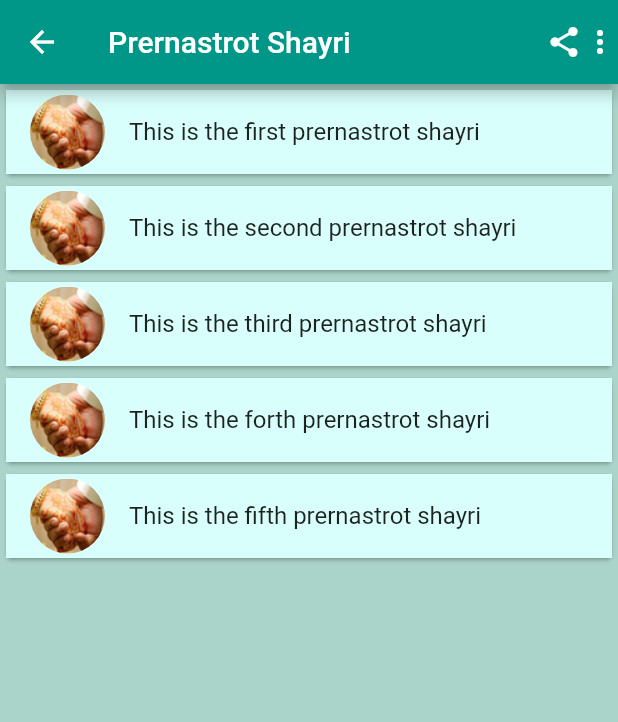
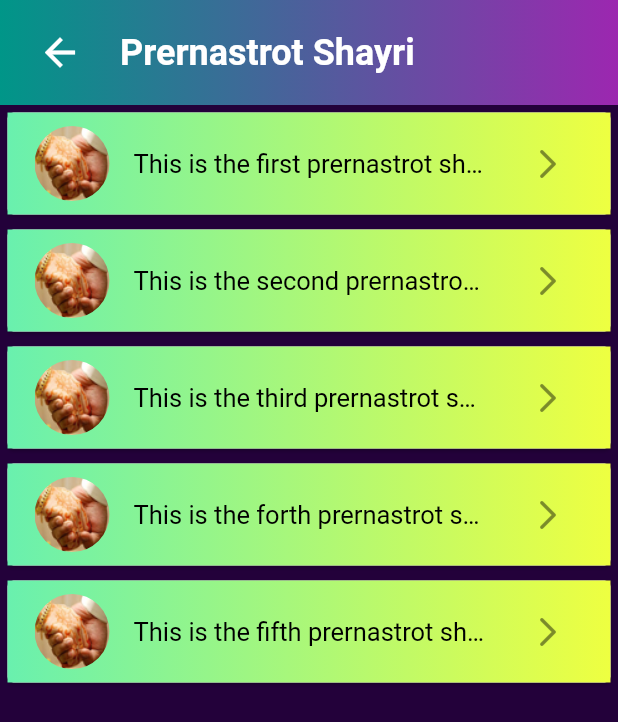
Before and after one commit to ParmarSaheb/shayari, a Flutter app: the screen it shows after launch, after a tap on "Prernastrot Shayri", on a phone screen of 412 x 824 dp. Shown: the top 722 px of the screen. Run offline on Flutter 3.47's test engine with Material 2 defaults, Android fonts, the phone set to English and light mode, and no system bars; our stand-ins replace share_plus.

Commit message:
make third page and make good ui amd almost done except data

```diff
--- a/lib/data.dart
+++ /dev/null
@@ -1,61 +0,0 @@
-class Datas {
-  static List arr = [
-    "prernastotr shayri",
-    "jivan shayri",
-    "dard shayri",
-    "janmdin shayri",
-    "rajniti shayri",
-    "attitude shayri",
-  ];
-
-  static List h1 = [
-    "This is the prernastotr first shayri",
-    "This is the prernastotr second shayri",
-    "This is the prernastotr third shayri",
-    "This is the prernastotr forth shayri",
-  ];
-
-  static List h2 = [
-    "This is the jivan first shayri",
-    "This is the jivan second shayri",
-    "This is the jivan third shayri",
-    "This is the jivan forth shayri",
-  ];
-
-  static List h3 = [
-    "This is the dard first shayri",
-    "This is the dard second shayri",
-    "This is the dard third shayri",
-    "This is the dard forth shayri",
-  ];
-
-  static List h4 = [
-    "This is the janmdin first shayri",
-    "This is the janmdin second shayri",
-    "This is the janmdin third shayri",
-    "This is the janmdin forth shayri",
-  ];
-
-  static List h5 = [
-    "This is the rajniti first shayri",
-    "This is the rajniti second shayri",
-    "This is the rajniti third shayri",
-    "This is the rajniti forth shayri",
-  ];
-
-  static List h6 = [
-    "This is the attitude first shayri",
-    "This is the attitude second shayri",
-    "This is the attitude third shayri",
-    "This is the attitude forth shayri",
-  ];
-
-  static List img = [
-    "myassets/image/a1.png",
-    "myassets/image/b1.png",
-    "myassets/image/c1.png",
-    "myassets/image/d1.png",
-    "myassets/image/e1.png",
-    "myassets/image/f1.png",
-  ];
-}
--- /dev/null
+++ b/lib/gotopage.dart
@@ -0,0 +1,10 @@
+import 'package:flutter/material.dart';
+
+void goToPage(BuildContext context, Widget widget) {
+  Navigator.push(
+    context,
+    MaterialPageRoute(
+      builder: ((context) => widget),
+    ),
+  );
+}
--- /dev/null
+++ b/lib/json_data.dart
@@ -0,0 +1,82 @@
+import 'package:flutter/material.dart';
+
+List datalist = [
+  [
+    "Prernastrot Shayri",
+    "myassets/image/a1.png",
+    [
+      "This is the first prernastrot shayri and this is the demo for create a application and this is the demo for create a applicationand this is the demo for create a applicationand this is the demo for create a applicationand this is the demo for create a applicationand this is the demo for create a applicationand this is the demo for create a applicationand this is the demo for create a application and this is the demo for create a applicationand this is the demo for create a applicationand this is the demo for create a applicationand this is the demo for create a applicationand this is the demo for create a applicationand this is the demo for create a applicationand this is the demo for create a applicationand this is the demo for create a applicationand this is the demo for create a applicationand this is the demo for create a application",
+      "This is the second prernastrot shayri and this is the demo for create a application and this is the demo for create a application",
+      "This is the third prernastrot shayri and this is the demo for create a application and this is the demo for create a application",
+      "This is the forth prernastrot shayri and this is the demo for create a application and this is the demo for create a application",
+      "This is the fifth prernastrot shayri and this is the demo for create a application and this is the demo for create a application",
+    ],
+    Colors.greenAccent,
+    Colors.limeAccent,
+  ],
+  [
+    "Jivan Shayri",
+    "myassets/image/b1.png",
+    [
+      "This is the first jivan shayri and this is the demo for create a application and this is the demo for create a application",
+      "This is the second jivan shayri and this is the demo for create a application and this is the demo for create a application",
+      "This is the third jivan shayri and this is the demo for create a application and this is the demo for create a application",
+      "This is the forth jivan shayri and this is the demo for create a application and this is the demo for create a application",
+      "This is the fifth jivan shayri and this is the demo for create a application and this is the demo for create a application",
+    ],
+    const Color.fromARGB(255, 255, 175, 202),
+    const Color.fromARGB(255, 174, 203, 255),
+  ],
+  [
+    "Dard Shayri",
+    "myassets/image/c1.png",
+    [
+      "This is the first dard shayri and this is the demo for create a application and this is the demo for create a application",
+      "This is the second dard shayri and this is the demo for create a application and this is the demo for create a application",
+      "This is the third dard shayri and this is the demo for create a application and this is the demo for create a application",
+      "This is the forth dard shayri and this is the demo for create a application and this is the demo for create a application",
+      "This is the fifth dard shayri and this is the demo for create a application and this is the demo for create a application",
+    ],
+    const Color.fromARGB(255, 184, 233, 255),
+    const Color.fromARGB(255, 216, 255, 172),
+  ],
+  [
+    "Janmdin Shayri",
+    "myassets/image/d1.png",
+    [
+      "This is the first janmdin shayri and this is the demo for create a application and this is the demo for create a application",
+      "This is the second janmdin shayri and this is the demo for create a application and this is the demo for create a application",
+      "This is the third janmdin shayri and this is the demo for create a application and this is the demo for create a application",
+      "This is the forth janmdin shayri and this is the demo for create a application and this is the demo for create a application",
+      "This is the fifth janmdin shayri and this is the demo for create a application and this is the demo for create a application",
+    ],
+    const Color.fromARGB(255, 255, 226, 188),
+    const Color.fromARGB(255, 194, 203, 255),
+  ],
+  [
+    "Rajniti Shayri",
+    "myassets/image/e1.png",
+    [
+      "This is the first rajniti shayri and this is the demo for create a application and this is the demo for create a application",
+      "This is the second rajniti shayri and this is the demo for create a application and this is the demo for create a application",
+      "This is the third rajniti shayri and this is the demo for create a application and this is the demo for create a application",
+      "This is the forth rajniti shayri and this is the demo for create a application and this is the demo for create a application",
+      "This is the fifth rajniti shayri and this is the demo for create a application and this is the demo for create a application",
+    ],
+    const Color.fromARGB(255, 255, 196, 196),
+    const Color.fromARGB(255, 255, 223, 181),
+  ],
+  [
+    "Attitude Shayri",
+    "myassets/image/f1.png",
+    [
+      "This is the first attitude shayri and this is the demo for create a application and this is the demo for create a application",
+      "This is the second attitude shayri and this is the demo for create a application and this is the demo for create a application",
+      "This is the third attitude shayri and this is the demo for create a application and this is the demo for create a application",
+      "This is the forth attitude shayri and this is the demo for create a application and this is the demo for create a application",
+      "This is the fifth attitude shayri and this is the demo for create a application and this is the demo for create a application",
+    ],
+    const Color.fromARGB(255, 174, 255, 255),
+    const Color.fromARGB(255, 207, 189, 255)
+  ],
+];
--- a/lib/leading_icon.dart
+++ b/lib/leading_icon.dart
@@ -1,7 +1,7 @@
 // ignore_for_file: prefer_typing_uninitialized_variables, must_be_immutable
 
 import 'package:flutter/material.dart';
-import 'package:shayar/self/json_data.dart';
+import 'package:shayar/json_data.dart';
 
 class LeadingIcon extends StatelessWidget {
   var index;
--- a/lib/main.dart
+++ b/lib/main.dart
@@ -1,9 +1,10 @@
 // ignore_for_file: non_constant_identifier_names
 
 import 'package:flutter/material.dart';
-import 'package:shayar/self/json_data.dart';
+import 'package:shayar/gotopage.dart';
+import 'package:shayar/json_data.dart';
 import 'leading_icon.dart';
-import 'main1.dart';
+import 'second.dart';
 import 'my_appbar.dart';
 
 void main() {
@@ -18,7 +19,7 @@
   Widget build(BuildContext context) {
     return MaterialApp(
       debugShowCheckedModeBanner: false,
-      title: 'Love Shayari',
+      title: 'Evergreen Shayri',
       theme: ThemeData(
         appBarTheme: const AppBarTheme(
           color: Colors.teal,
@@ -38,13 +39,11 @@
 }
 
 class _FirstState extends State<First> {
-  Color bgcolor = const Color.fromARGB(255, 170, 211, 201);
-
   @override
   Widget build(BuildContext context) {
     return Scaffold(
-      backgroundColor: bgcolor,
-      appBar: myAppBar("Love Shayri"),
+      backgroundColor: const Color.fromARGB(255, 35, 1, 58),
+      appBar: myAppBar("Evergreen Shayri", context, isShowAction: true),
       body: MainDataList(),
     );
   }
@@ -54,21 +53,31 @@
       itemCount: datalist.length,
       itemBuilder: (context, index) {
         return Card(
+          margin: const EdgeInsets.all(5),
+          child: Container(
+            decoration: const BoxDecoration(
+                gradient: LinearGradient(colors: [
+              Color.fromARGB(255, 137, 255, 243),
+              Color.fromARGB(255, 198, 178, 255)
+            ])),
+            child: Padding(
+              padding: const EdgeInsets.symmetric(vertical: 8),
               child: ListTile(
                 onTap: () {
-              Navigator.push(
-                context,
-                MaterialPageRoute(
-                  builder: ((context) => Second(index: index)),
-                ),
-              );
+                  goToPage(context, Second(index: index));
                 },
-            tileColor: const Color.fromARGB(255, 202, 250, 245),
                 leading: LeadingIcon(
                   index: index,
                 ),
                 title: Text(
                   datalist[index][0].toString(),
+                  style: const TextStyle(
+                    fontWeight: FontWeight.bold,
+                    color: Color.fromARGB(255, 22, 68, 64),
+                    fontSize: 18,
+                  ),
+                ),
+              ),
             ),
           ),
         );
--- a/lib/main1.dart
+++ /dev/null
@@ -1,39 +0,0 @@
-// ignore_for_file: must_be_immutable
-
-import 'package:flutter/material.dart';
-import 'package:shayar/leading_icon.dart';
-import 'package:shayar/self/json_data.dart';
-
-import 'my_appbar.dart';
-
-class Second extends StatefulWidget {
-  int index;
-  Second({required this.index, super.key});
-
-  @override
-  State<Second> createState() => _SecondState();
-}
-
-class _SecondState extends State<Second> {
-  List myDataList = [];
-
-  @override
-  Widget build(BuildContext context) {
-    return Scaffold(
-      backgroundColor: const Color.fromARGB(255, 170, 211, 201),
-      appBar: myAppBar(datalist[widget.index][0].toString()),
-      body: ListView.builder(
-        itemCount: datalist[widget.index][2].length,
-        itemBuilder: (context, index) {
-          return Card(
-            child: ListTile(
-              tileColor: const Color.fromARGB(255, 216, 255, 251),
-              leading: LeadingIcon(index: widget.index),
-              title: Text(datalist[widget.index][2][index]),
-            ),
-          );
-        },
-      ),
-    );
-  }
-}
--- a/lib/my_appbar.dart
+++ b/lib/my_appbar.dart
@@ -1,14 +1,101 @@
 import 'package:flutter/material.dart';
 
-AppBar myAppBar(String title) {
-  return AppBar(
-    title: Text(
-      title,
-
+PreferredSizeWidget myAppBar(String title, BuildContext context,
+    {bool isShowAction = false}) {
+  return PreferredSize(
+    preferredSize: const Size(double.infinity, 70),
+    child: Center(
+      child: Container(
+        height: 100,
+        decoration: const BoxDecoration(
+            gradient: LinearGradient(colors: [Colors.teal, Colors.purple])),
+        child: SafeArea(
+          child: Center(
+            child: ListTile(
+              title: Text(
+                title,
+                style: const TextStyle(
+                  fontSize: 24,
+                  color: Colors.white,
+                  fontWeight: FontWeight.bold,
+                ),
+              ),
+              trailing: Wrap(
+                children: [
+                  isShowAction
+                      ? IconButton(
+                          tooltip: "Share",
+                          splashColor: Colors.black.withOpacity(0.2),
+                          onPressed: () {
+                            showDialog(
+                              context: context,
+                              builder: (context) => AlertDialog(
+                                content: const Text(
+                                    "Application is under construction..this function is available as soon."),
+                                title: const Text("Not Working..!"),
+                                actions: [
+                                  TextButton(
+                                      onPressed: () {
+                                        Navigator.pop(context);
+                                      },
+                                      child: const Text("OK"))
+                                ],
+                              ),
+                            );
+                          },
+                          icon: const Icon(
+                            Icons.share,
+                            size: 30,
+                            color: Colors.white,
+                          ))
+                      : const SizedBox(
+                          height: 0,
+                        ),
+                  isShowAction
+                      ? PopupMenuButton(
+                          shadowColor: Colors.teal,
+                          elevation: 10,
+                          tooltip: "Menu",
+                          color: Colors.white,
+                          iconSize: 30,
+                          itemBuilder: (context) => [
+                            PopupMenuItem(
+                              child: ListTile(
+                                onTap: () {
+                                  showAboutDialog(
+                                    context: (context),
+                                    applicationName: "Love Shayri",
+                                    applicationVersion: "1.0.1",
+                                    children: [
+                                      const Text("Managed by Nayan Parmar"),
+                                    ],
+                                  );
+                                },
+                                title: const Text("About App"),
+                              ),
+                            )
+                          ],
+                        )
+                      : const SizedBox(
+                          height: 0,
+                        ),
+                ],
+              ),
+              leading: isShowAction
+                  ? null
+                  : IconButton(
+                      onPressed: () {
+                        Navigator.pop(context);
+                      },
+                      icon: const Icon(
+                        Icons.arrow_back,
+                        size: 30,
+                        color: Colors.white,
+                      )),
+            ),
+          ),
+        ),
+      ),
     ),
-    actions: const [
-      Icon(Icons.share),
-      Icon(Icons.more_vert),
-    ],
   );
 }
--- /dev/null
+++ b/lib/second.dart
@@ -0,0 +1,77 @@
+// ignore_for_file: must_be_immutable
+
+import 'package:flutter/material.dart';
+import 'package:shayar/gotopage.dart';
+import 'package:shayar/leading_icon.dart';
+import 'package:shayar/json_data.dart';
+import 'package:shayar/third.dart';
+
+import 'my_appbar.dart';
+
+class Second extends StatefulWidget {
+  int index;
+  Second({required this.index, super.key});
+
+  @override
+  State<Second> createState() => _SecondState();
+}
+
+class _SecondState extends State<Second> {
+  List myDataList = [];
+
+  @override
+  Widget build(BuildContext context) {
+    return Scaffold(
+      backgroundColor: const Color.fromARGB(255, 35, 1, 58),
+      appBar: myAppBar(datalist[widget.index][0].toString(), context),
+      body: ListView.builder(
+        itemCount: datalist[widget.index][2].length,
+        itemBuilder: (context, index) {
+          return Card(
+            margin: const EdgeInsets.all(5),
+            child: Container(
+              decoration: BoxDecoration(
+                gradient: LinearGradient(
+                  colors: [
+                    datalist[widget.index][3],
+                    datalist[widget.index][4],
+                  ],
+                ),
+              ),
+              child: Padding(
+                padding:
+                    const EdgeInsets.symmetric(vertical: 6.0, horizontal: 2),
+                child: ListTile(
+                  leading: LeadingIcon(index: widget.index),
+                  trailing: IconButton(
+                    onPressed: () {
+                      goToPage(
+                        context,
+                        Third(mainIndex: widget.index, index: index),
+                      );
+                    },
+                    icon: const Icon(Icons.arrow_forward_ios_rounded),
+                  ),
+                  title: Text(
+                    datalist[widget.index][2][index],
+                    style: const TextStyle(
+                      color: Colors.black,
+                      fontSize: 17,
+                      overflow: TextOverflow.ellipsis,
+                    ),
+                  ),
+                  onTap: () {
+                    goToPage(
+                      context,
+                      Third(mainIndex: widget.index, index: index),
+                    );
+                  },
+                ),
+              ),
+            ),
+          );
+        },
+      ),
+    );
+  }
+}
--- a/lib/self/json_data.dart
+++ /dev/null
@@ -1,68 +0,0 @@
-List datalist = [
-  [
-    "Prernastrot Shayri",
-    "myassets/image/a1.png",
-    [
-      "This is the first prernastrot shayri",
-      "This is the second prernastrot shayri",
-      "This is the third prernastrot shayri",
-      "This is the forth prernastrot shayri",
-      "This is the fifth prernastrot shayri",
-    ]
-  ],
-  [
-    "Jivan Shayri",
-    "myassets/image/b1.png",
-    [
-      "This is the first jivan shayri",
-      "This is the second jivan shayri",
-      "This is the third jivan shayri",
-      "This is the forth jivan shayri",
-      "This is the fifth jivan shayri",
-    ]
-  ],
-  [
-    "Dard Shayri",
-    "myassets/image/c1.png",
-    [
-      "This is the first dard shayri",
-      "This is the second dard shayri",
-      "This is the third dard shayri",
-      "This is the forth dard shayri",
-      "This is the fifth dard shayri",
-    ]
-  ],
-  [
-    "Janmdin Shayri",
-    "myassets/image/d1.png",
-    [
-      "This is the first janmdin shayri",
-      "This is the second janmdin shayri",
-      "This is the third janmdin shayri",
-      "This is the forth janmdin shayri",
-      "This is the fifth janmdin shayri",
-    ]
-  ],
-  [
-    "Rajniti Shayri",
-    "myassets/image/e1.png",
-    [
-      "This is the first rajniti shayri",
-      "This is the second rajniti shayri",
-      "This is the third rajniti shayri",
-      "This is the forth rajniti shayri",
-      "This is the fifth rajniti shayri",
-    ]
-  ],
-  [
-    "Attitude Shayri",
-    "myassets/image/f1.png",
-    [
-      "This is the first attitude shayri",
-      "This is the second attitude shayri",
-      "This is the third attitude shayri",
-      "This is the forth attitude shayri",
-      "This is the fifth attitude shayri",
-    ]
-  ],
-];
--- a/pubspec.yaml
+++ b/pubspec.yaml
@@ -1,5 +1,5 @@
 name: shayar
-description: A new Flutter project.
+description: shayari app.
 # The following line prevents the package from being accidentally published to
 # pub.dev using `flutter pub publish`. This is preferred for private packages.
 publish_to: "none" # Remove this line if you wish to publish to pub.dev
@@ -16,7 +16,7 @@ publish_to: "none" # Remove this line if you wish to publish to pub.dev
 # https://developer.apple.com/library/archive/documentation/General/Reference/InfoPlistKeyReference/Articles/CoreFoundationKeys.html
 # In Windows, build-name is used as the major, minor, and patch parts
 # of the product and file versions while build-number is used as the build suffix.
-version: 1.0.0+1
+version: 1.0.1+1
 
 environment:
   sdk: ">=3.0.5 <4.0.0"
@@ -34,6 +34,8 @@ dependencies:
   # The following adds the Cupertino Icons font to your application.
   # Use with the CupertinoIcons class for iOS style icons.
   cupertino_icons: ^1.0.2
+  clipboard: ^0.1.3
+  share_plus: ^7.0.2
 
 dev_dependencies:
   flutter_test:
```
Also changed, not shown: lib/third.dart (added, +123 -0 lines), pubspec.lock, 47 other files. Lines whose indentation alone changed are shown as unchanged.
